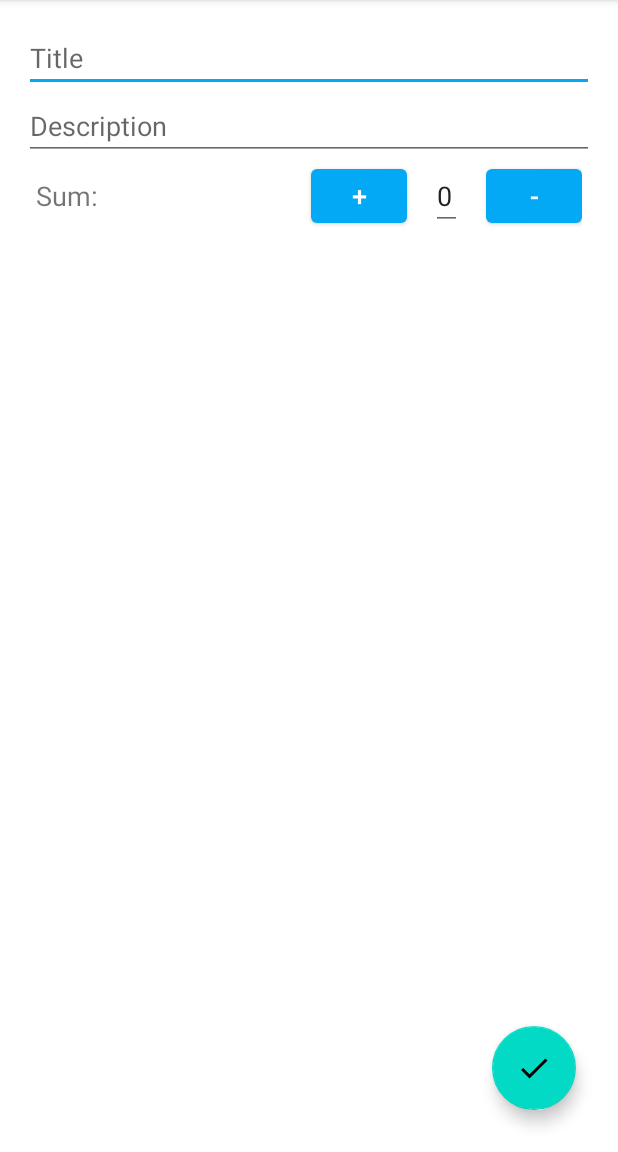
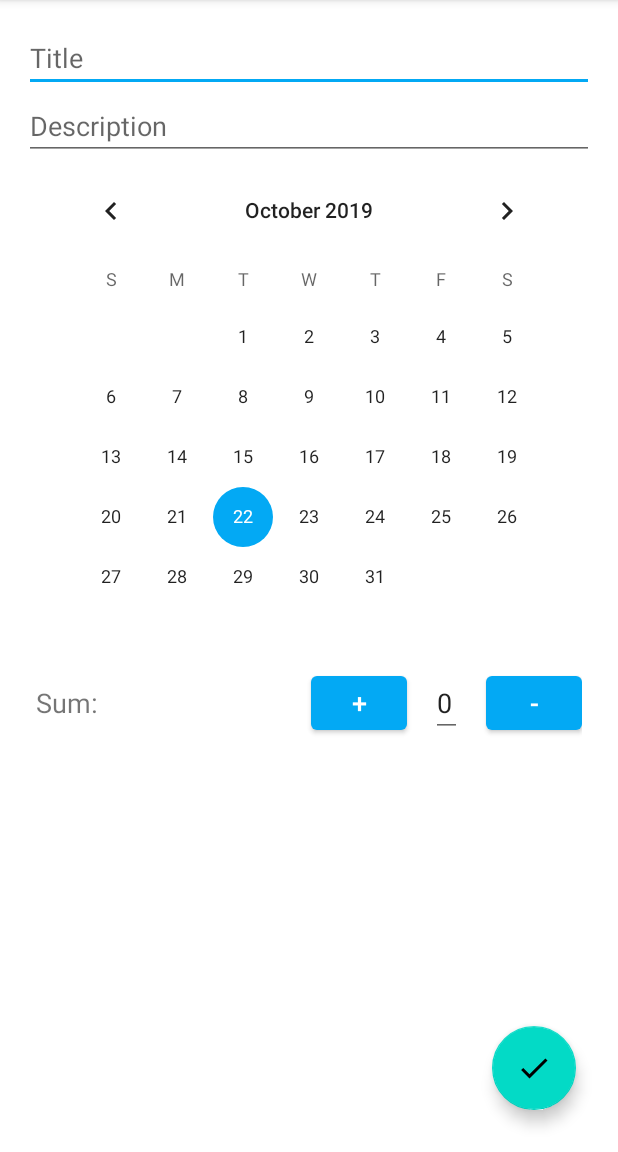
Before and after one commit to YorkIsMine/ExpenseApp, an Android app: the AddExpenseActivity screen opened directly, with no data from a screen before it, after a tap on an icon or button, on a phone screen of 412 x 824 dp, the part 84-1236 px from its top. Run offline under Robolectric (Android 15) with nearby library versions, the phone set to English and light mode, and no system bars.

```diff
--- a/app/src/main/java/com/yorkismine/expenseapp/AddExpenseActivity.java
+++ b/app/src/main/java/com/yorkismine/expenseapp/AddExpenseActivity.java
@@ -1,17 +1,24 @@
 package com.yorkismine.expenseapp;
 
+import android.annotation.SuppressLint;
 import android.content.Intent;
 import android.os.Bundle;
 import android.util.Log;
 import android.view.View;
 import android.widget.Button;
+import android.widget.CalendarView;
 import android.widget.EditText;
 import android.widget.Toast;
 
+import androidx.annotation.NonNull;
 import androidx.appcompat.app.AppCompatActivity;
 
 import com.google.android.material.floatingactionbutton.FloatingActionButton;
 
+import java.text.SimpleDateFormat;
+import java.util.Date;
+
+import static com.yorkismine.expenseapp.utils.Constants.EXTRA_DATE;
 import static com.yorkismine.expenseapp.utils.Constants.EXTRA_DESC;
 import static com.yorkismine.expenseapp.utils.Constants.EXTRA_SUM;
 import static com.yorkismine.expenseapp.utils.Constants.EXTRA_TITLE;
@@ -22,9 +29,12 @@ public class AddExpenseActivity extends AppCompatActivity {
     private EditText edtTitle;
     private EditText edtDesc;
     private EditText edtSum;
+    private CalendarView cvDate;
     private Button btnPlus;
     private Button btnMinus;
-    private int sum;
+//    private int sum;
+    private SimpleDateFormat dateFormat;
+    private Date currentDate;
 
     @Override
     protected void onCreate(Bundle savedInstanceState) {
@@ -35,13 +45,15 @@ public class AddExpenseActivity extends AppCompatActivity {
         edtTitle = findViewById(R.id.add_edt_title);
         edtDesc = findViewById(R.id.add_edt_desc);
         edtSum = findViewById(R.id.add_edt_sum);
+        cvDate = findViewById(R.id.add_cv_date);
+        cvDate.setOnDateChangeListener(new CalendarView.OnDateChangeListener() {
+            @Override
+            public void onSelectedDayChange(@NonNull CalendarView view, int year, int month, int dayOfMonth) {
+                //TODO implements date picker
+            }
+        });
         btnPlus = findViewById(R.id.sum_btn_plus);
         btnMinus = findViewById(R.id.sum_btn_minus);
-
-//        addSum(edtSum.getText().toString());
-        Log.d("EditSum", "Sum: " + sum);
-        sum = Integer.parseInt(edtSum.getText().toString());
-        addSum();
 
         fab = findViewById(R.id.fab_add_expense);
         fab.setOnClickListener(new View.OnClickListener() {
@@ -52,12 +64,19 @@ public class AddExpenseActivity extends AppCompatActivity {
         });
     }
 
+    @SuppressLint("SimpleDateFormat")
     private void saveExpense() {
         String title = edtTitle.getText().toString();
         String desc = edtDesc.getText().toString();
         String sum = edtSum.getText().toString();
 
-        if (title.trim().isEmpty() || desc.trim().isEmpty() || sum.equals("0")) {
+        //Getting anf Setting date from CalendarView
+        long date = cvDate.getDate();
+        currentDate = new Date(date);
+        dateFormat = new SimpleDateFormat("dd.MM.yy");
+        String dateSting = dateFormat.format(currentDate);
+
+        if (title.trim().isEmpty() || desc.trim().isEmpty() || sum.isEmpty()) {
             Toast.makeText(this, "Insert all fields!", Toast.LENGTH_LONG)
                     .show();
             return;
@@ -67,37 +86,38 @@ public class AddExpenseActivity extends AppCompatActivity {
         data.putExtra(EXTRA_TITLE, title);
         data.putExtra(EXTRA_DESC, desc);
         data.putExtra(EXTRA_SUM, sum);
+        data.putExtra(EXTRA_DATE, dateSting);
 
         setResult(RESULT_OK, data);
         finish();
     }
 
     //TODO fix calculate sum method -> add observer or livedata
-    private void addSum() {
-        btnPlus.setOnClickListener(new View.OnClickListener() {
-            @Override
-            public void onClick(View v) {
-                if (sum == 0) {
-                    sum++;
-                } else {
-                    sum = sum + 1;
-                    String s = String.valueOf(sum);
-                    edtSum.setText(s);
-                    Log.d("EditSum", "Sum: " + sum);
-                }
-
-            }
-        });
-        btnMinus.setOnClickListener(new View.OnClickListener() {
-            @Override
-            public void onClick(View v) {
-                if (sum > 0) {
-                    sum = sum - 1;
-                    String s = String.valueOf(sum);
-                    edtSum.setText(s);
-                    Log.d("EditSum", "Sum: " + sum);
-                }
-            }
-        });
-    }
+//    private void addSum() {
+//        btnPlus.setOnClickListener(new View.OnClickListener() {
+//            @Override
+//            public void onClick(View v) {
+//                if (sum == 0) {
+//                    sum++;
+//                } else {
+//                    sum = sum + 1;
+//                    String s = String.valueOf(sum);
+//                    edtSum.setText(s);
+//                    Log.d("EditSum", "Sum: " + sum);
+//                }
+//
+//            }
+//        });
+//        btnMinus.setOnClickListener(new View.OnClickListener() {
+//            @Override
+//            public void onClick(View v) {
+//                if (sum > 0) {
+//                    sum = sum - 1;
+//                    String s = String.valueOf(sum);
+//                    edtSum.setText(s);
+//                    Log.d("EditSum", "Sum: " + sum);
+//                }
+//            }
+//        });
+//    }
 }
--- a/app/src/main/java/com/yorkismine/expenseapp/model/ExpenseDAO.java
+++ b/app/src/main/java/com/yorkismine/expenseapp/model/ExpenseDAO.java
@@ -20,9 +20,9 @@ public interface ExpenseDAO {
     @Delete
     void delete(Expense expense);
 
-    @Query("DELETE FROM expense_table_v1")
+    @Query("DELETE FROM expense_table_v2")
     void deleteAllExpenses();
 
-    @Query("SELECT * FROM expense_table_v1")
+    @Query("SELECT * FROM expense_table_v2")
     LiveData<List<Expense>> getAllExpenses();
 }
--- a/app/src/main/java/com/yorkismine/expenseapp/model/ExpenseDatabase.java
+++ b/app/src/main/java/com/yorkismine/expenseapp/model/ExpenseDatabase.java
@@ -15,7 +15,7 @@ public abstract class ExpenseDatabase extends RoomDatabase {
     public static synchronized ExpenseDatabase getInstance(Context context){
         if(instance == null){
             instance = Room.databaseBuilder(context.getApplicationContext(),
-                    ExpenseDatabase.class, "expense_table_v1").build();
+                    ExpenseDatabase.class, "expense_table_v2").build();
         }
 
         return instance;
--- a/app/src/main/java/com/yorkismine/expenseapp/ui/home/HomeFragment.java
+++ b/app/src/main/java/com/yorkismine/expenseapp/ui/home/HomeFragment.java
@@ -30,6 +30,7 @@ import java.util.List;
 
 import static android.app.Activity.RESULT_OK;
 import static com.yorkismine.expenseapp.utils.Constants.EXTRA_CODE_REQUEST;
+import static com.yorkismine.expenseapp.utils.Constants.EXTRA_DATE;
 import static com.yorkismine.expenseapp.utils.Constants.EXTRA_DESC;
 import static com.yorkismine.expenseapp.utils.Constants.EXTRA_SUM;
 import static com.yorkismine.expenseapp.utils.Constants.EXTRA_TITLE;
@@ -105,8 +106,9 @@ public class HomeFragment extends Fragment {
             String title = data.getStringExtra(EXTRA_TITLE);
             String desc = data.getStringExtra(EXTRA_DESC);
             String sum = data.getStringExtra(EXTRA_SUM);
+            String date = data.getStringExtra(EXTRA_DATE);
 
-            Expense expense = new Expense(title, desc, sum);
+            Expense expense = new Expense(title, desc, sum, date);
             expenseViewModel.insert(expense);
         }
     }
--- a/app/src/main/java/com/yorkismine/expenseapp/utils/Constants.java
+++ b/app/src/main/java/com/yorkismine/expenseapp/utils/Constants.java
@@ -4,5 +4,7 @@ public class Constants{
     public static final String EXTRA_TITLE = "TITLE";
     public static final String EXTRA_DESC = "DESC";
     public static final String EXTRA_SUM = "SUM";
+    public static final String EXTRA_DATE = "DATE";
+    public static final String EXTRA_CURRENCY = "руб";
     public static final int EXTRA_CODE_REQUEST = 1;
 }
--- a/app/src/main/res/layout/activity_add_expense.xml
+++ b/app/src/main/res/layout/activity_add_expense.xml
@@ -1,6 +1,5 @@
 <?xml version="1.0" encoding="utf-8"?>
-<androidx.coordinatorlayout.widget.CoordinatorLayout
-    xmlns:android="http://schemas.android.com/apk/res/android"
+<androidx.coordinatorlayout.widget.CoordinatorLayout xmlns:android="http://schemas.android.com/apk/res/android"
     xmlns:tools="http://schemas.android.com/tools"
     android:layout_width="match_parent"
     android:layout_height="match_parent"
@@ -26,44 +25,51 @@
             android:hint="Description"
             android:inputType="textImeMultiLine" />
 
+        <CalendarView
+            android:id="@+id/add_cv_date"
+            android:layout_gravity="center"
+            android:layout_width="wrap_content"
+            android:layout_height="wrap_content" />
+
         <LinearLayout
             android:layout_width="match_parent"
             android:layout_height="wrap_content"
+            android:orientation="horizontal"
             android:paddingHorizontal="8dp"
-            android:orientation="horizontal"
             tools:targetApi="o">
 
             <TextView
                 android:id="@+id/add_tv_sum"
-                android:layout_weight="1"
                 android:layout_width="0dp"
                 android:layout_height="wrap_content"
-                android:textSize="18sp"
-                android:text="Sum: "/>
+                android:layout_weight="1"
+                android:text="Sum: "
+                android:textSize="18sp" />
 
             <com.google.android.material.button.MaterialButton
                 android:id="@+id/sum_btn_plus"
                 android:layout_width="64dp"
                 android:layout_height="wrap_content"
-                android:textSize="18sp"
-                android:text="+"/>
+                android:text="+"
+                android:textSize="18sp" />
+
 
             <EditText
                 android:id="@+id/add_edt_sum"
                 android:layout_width="wrap_content"
                 android:layout_height="wrap_content"
                 android:layout_marginHorizontal="16dp"
+                android:importantForAutofill="no"
+                android:inputType="numberDecimal"
                 android:text="0"
-                android:inputType="numberDecimal"
-                tools:targetApi="o"
-                android:importantForAutofill="no" />
+                tools:targetApi="o" />
 
             <com.google.android.material.button.MaterialButton
-                android:textSize="18sp"
                 android:id="@+id/sum_btn_minus"
                 android:layout_width="64dp"
                 android:layout_height="wrap_content"
-                android:text="-"/>
+                android:text="-"
+                android:textSize="18sp" />
 
         </LinearLayout>
 
@@ -78,4 +84,5 @@
         android:layout_margin="28dp"
         android:src="@drawable/ic_check" />
 
+
 </androidx.coordinatorlayout.widget.CoordinatorLayout>
```
Also changed, not shown: app/src/main/java/com/yorkismine/expenseapp/model/Expense.java (+15 -2 lines), app/src/main/java/com/yorkismine/expenseapp/recycler/ExpenseAdapter.java (+10 -2 lines), app/src/main/res/layout/expense_item.xml (+22 -8 lines).
